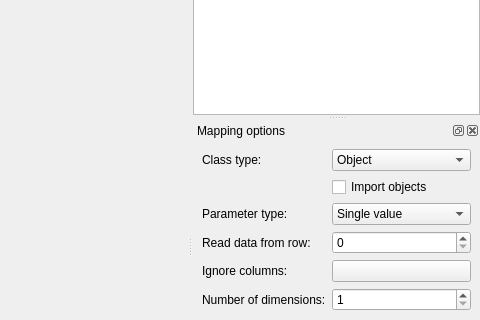
The window that spinetoolbox/import_editor/ui/import_editor_window.ui (spine-tools/Spine-Toolbox) describes before a commit, drawn with Qt 5; both pictures show x 717 to 1197 and y 103 to 423 of the 1197 by 697 pixel window.
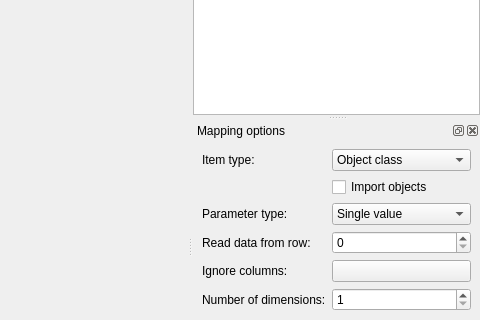
The same window after the commit. Custom widgets are drawn as their Qt base class.

```diff
--- a/spinetoolbox/import_editor/ui/import_editor_window.ui
+++ b/spinetoolbox/import_editor/ui/import_editor_window.ui
@@ -329,7 +329,7 @@
      <item row="0" column="0">
       <widget class="QLabel" name="class_type_label">
        <property name="text">
-        <string>Class type:</string>
+        <string>Item type:</string>
        </property>
       </widget>
      </item>
@@ -337,7 +337,7 @@
       <widget class="QComboBox" name="class_type_combo_box">
        <item>
         <property name="text">
-         <string>Object</string>
+         <string>Object class</string>
         </property>
        </item>
        <item>
```
Left out of the diff: 2 changed lines with no effect on the pictures.
